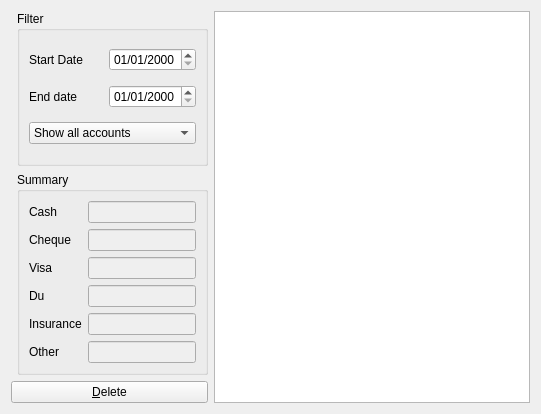
First picture: the form in plugins/accountplugin/accountview.ui, repository FreeHealth/freehealth, before the edit.
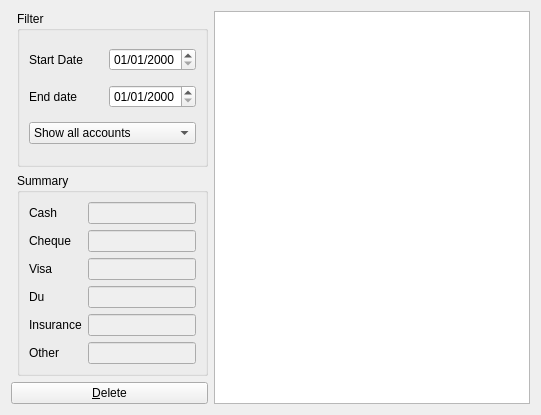
Second picture: the form after the edit.

```diff
--- a/plugins/accountplugin/accountview.ui
+++ b/plugins/accountplugin/accountview.ui
@@ -7,7 +7,7 @@
     <x>0</x>
     <y>0</y>
     <width>541</width>
-    <height>414</height>
+    <height>415</height>
    </rect>
   </property>
   <property name="windowTitle">
```
Left out of the diff: 4 changed lines with no effect on the pictures.
